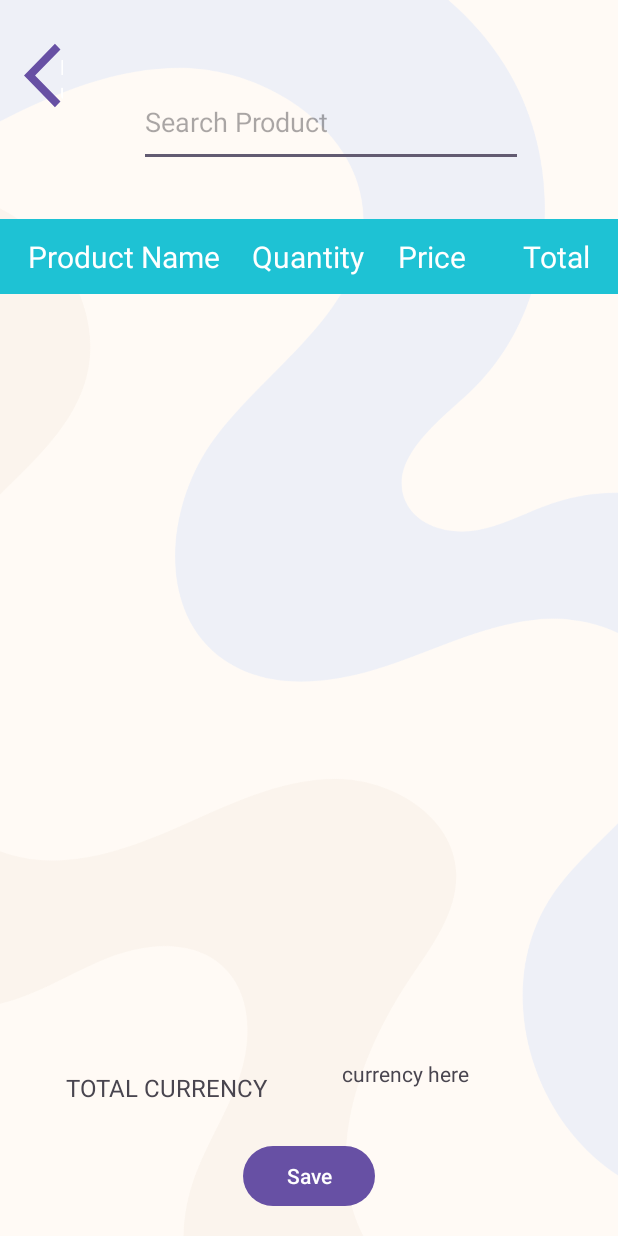
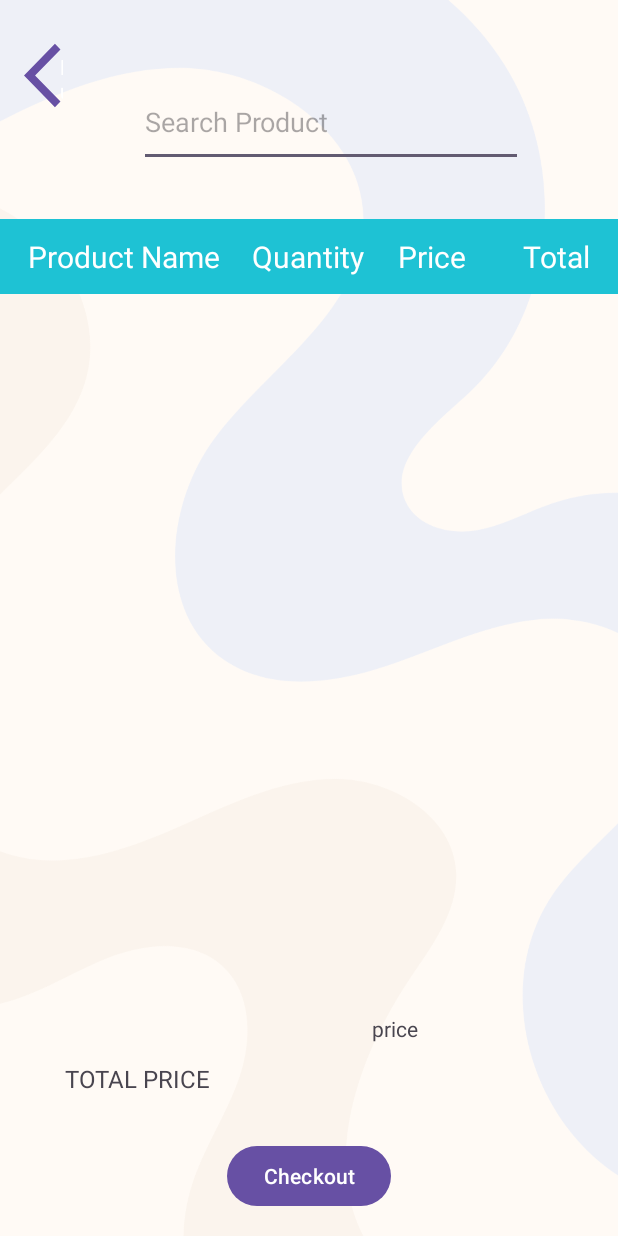
Before and after one commit to JDG07/InventorEase, an Android app: the SalesEntry screen opened directly, with no data from a screen before it, on a phone screen of 412 x 824 dp. Run offline under Robolectric (Android 15) with nearby library versions, the phone set to English and light mode, and no system bars.

Commit message:
Sales entry working total

```diff
--- a/app/src/main/java/com/example/inventorease_project/AddStocksView.java
+++ b/app/src/main/java/com/example/inventorease_project/AddStocksView.java
@@ -122,8 +122,7 @@ public class AddStocksView extends AppCompatActivity {
             int currentQuantity = searchedProduct.getQuantity();
             searchedProduct.setQuantity(currentQuantity + quantityToAdd);
 
-            // Optionally, update the autoremainingET to reflect the updated quantity
-            autoremainingET.setText(String.valueOf(searchedProduct.getQuantity()));
+
             Toast.makeText(this, "Stock added successfully", Toast.LENGTH_SHORT).show();
 
             productstock.setText("");
--- a/app/src/main/res/layout/activity_sales_entry.xml
+++ b/app/src/main/res/layout/activity_sales_entry.xml
@@ -66,10 +66,10 @@
 
     <TextView
         android:id="@+id/CurrencyP"
-        android:layout_width="162dp"
-        android:layout_height="22dp"
+        android:layout_width="166dp"
+        android:layout_height="28dp"
         android:layout_marginBottom="88dp"
-        android:text=" TOTAL CURRENCY"
+        android:text=" TOTAL PRICE"
         android:textSize="16sp"
         app:layout_constraintBottom_toBottomOf="parent"
         app:layout_constraintEnd_toEndOf="parent"
@@ -102,22 +102,23 @@
         app:layout_constraintVertical_bias="0.068" />
 
     <TextView
-        android:id="@+id/textView5"
-        android:layout_width="120dp"
-        android:layout_height="42dp"
-        android:layout_marginBottom="76dp"
-        android:text="currency here"
+        android:id="@+id/totalpriceTV"
+        android:layout_width="130dp"
+        android:layout_height="49dp"
+        android:layout_marginBottom="72dp"
+        android:text="price"
         app:layout_constraintBottom_toBottomOf="parent"
         app:layout_constraintEnd_toEndOf="parent"
-        app:layout_constraintHorizontal_bias="0.292"
-        app:layout_constraintStart_toEndOf="@+id/CurrencyP" />
+        app:layout_constraintHorizontal_bias="0.558"
+        app:layout_constraintStart_toEndOf="@+id/CurrencyP"
+        app:layout_constraintTop_toBottomOf="@+id/SalesLV" />
 
     <Button
-        android:id="@+id/SaveSalesEntry"
+        android:id="@+id/checkoutbtn"
         android:layout_width="wrap_content"
         android:layout_height="wrap_content"
         android:layout_marginTop="24dp"
-        android:text="Save"
+        android:text="Checkout"
         app:layout_constraintBottom_toBottomOf="parent"
         app:layout_constraintEnd_toEndOf="parent"
         app:layout_constraintStart_toStartOf="parent"
```
Also changed, not shown: app/src/main/java/com/example/inventorease_project/SalesEntry.java (+41 -7 lines).
